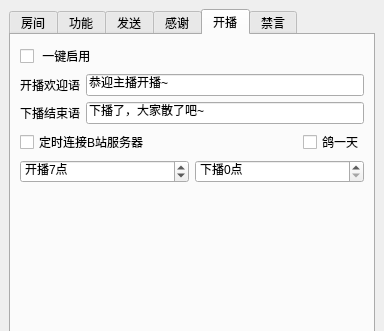
iwxyi/Bilibili-MagicalDanmaku, file mainwindow.ui: the form before one commit; both pictures show x 0 to 384 and y 0 to 331 of the 384 by 496 pixel window.
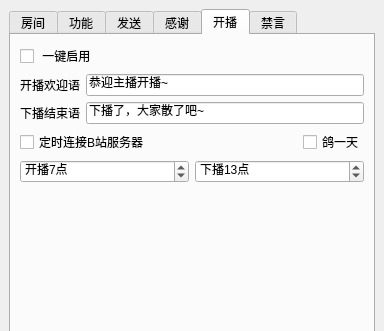
The form after the commit. The open tabs and pages were chosen to show the change.

What changed in the file:
```diff
--- a/mainwindow.ui
+++ b/mainwindow.ui
@@ -920,6 +920,9 @@
              <string>下播</string>
             </property>
             <property name="maximum">
+             <number>23</number>
+            </property>
+            <property name="value">
              <number>13</number>
             </property>
            </widget>
```
Left out of the diff: 2 changed lines with no effect on the pictures.
